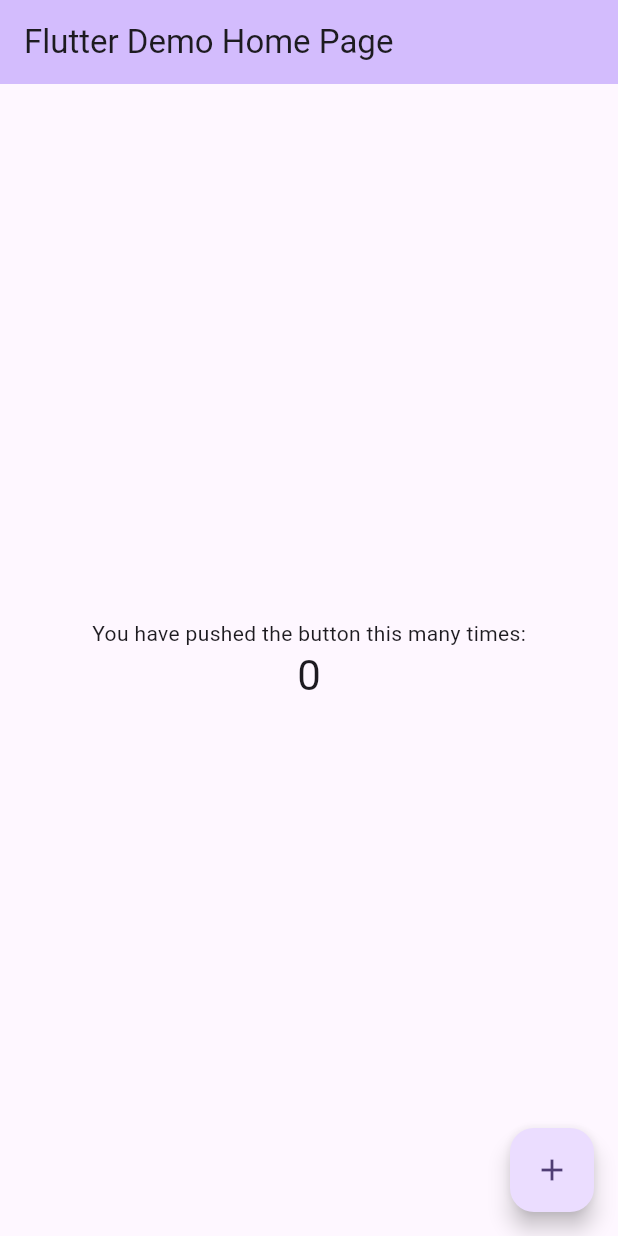
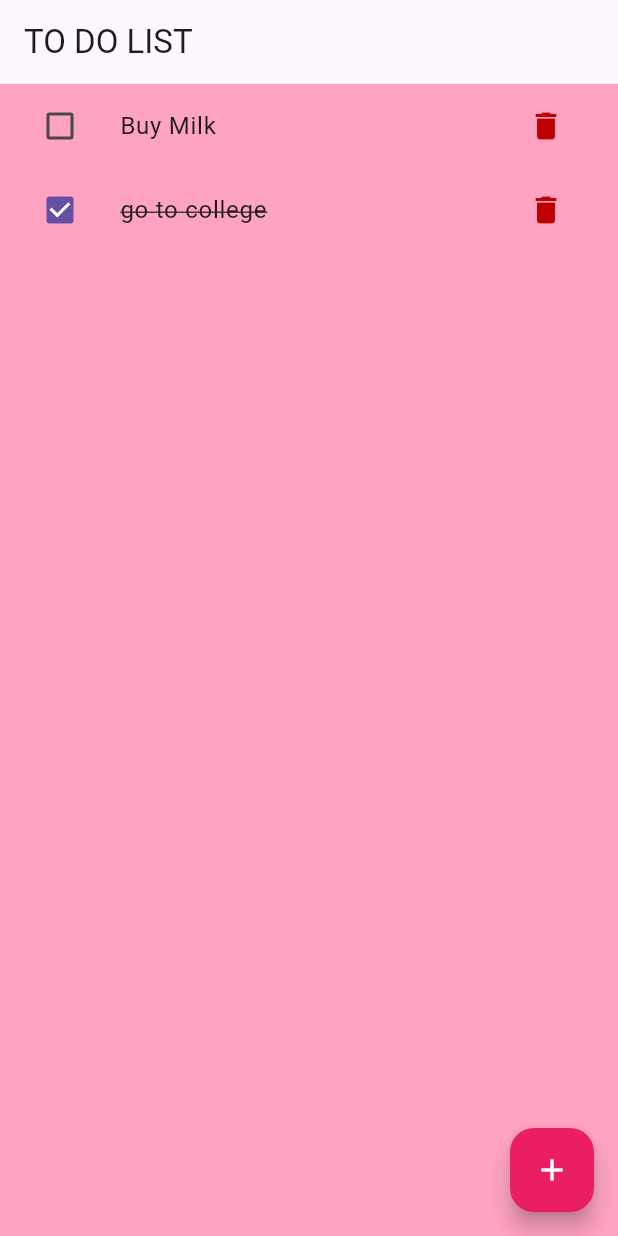
Before and after one commit to mariadenny/To-do-app-flutter, a Flutter app: the screen it shows after launch, on a phone screen of 412 x 824 dp. Run offline on Flutter 3.47's test engine with Material 3 defaults, Android fonts, the phone set to English and light mode, and no system bars.

Commit message:
Day 2-Basic UI and working

```diff
--- a/lib/main.dart
+++ b/lib/main.dart
@@ -1,4 +1,5 @@
 import 'package:flutter/material.dart';
+import 'package:todoapp/screens/home_screen.dart';
 
 void main() {
   runApp(const MyApp());
@@ -11,115 +12,28 @@ class MyApp extends StatelessWidget {
   @override
   Widget build(BuildContext context) {
     return MaterialApp(
-      title: 'Flutter Demo',
+      title: "TO DO APP",
+      debugShowCheckedModeBanner: false,
       theme: ThemeData(
-        // This is the theme of your application.
-        //
-        // TRY THIS: Try running your application with "flutter run". You'll see
-        // the application has a purple toolbar. Then, without quitting the app,
-        // try changing the seedColor in the colorScheme below to Colors.green
-        // and then invoke "hot reload" (save your changes or press the "hot
-        // reload" button in a Flutter-supported IDE, or press "r" if you used
-        // the command line to start the app).
-        //
-        // Notice that the counter didn't reset back to zero; the application
-        // state is not lost during the reload. To reset the state, use hot
-        // restart instead.
-        //
-        // This works for code too, not just values: Most code changes can be
-        // tested with just a hot reload.
-        colorScheme: ColorScheme.fromSeed(seedColor: Colors.deepPurple),
-        useMaterial3: true,
+        primarySwatch: Colors.pink,
+        scaffoldBackgroundColor: const Color.fromARGB(255, 255, 163, 194),
+        textTheme: const TextTheme(
+          headlineLarge: TextStyle(fontSize: 20,fontWeight: FontWeight.bold),
+          headlineMedium: TextStyle(fontSize: 16,fontWeight: FontWeight.bold),
+          headlineSmall: TextStyle(fontSize: 13,fontStyle: FontStyle.normal),
+          bodyLarge: TextStyle(fontSize: 14),
+          bodyMedium: TextStyle(fontSize: 10),
+          bodySmall: TextStyle(fontSize: 8),
+
+        ),
+        floatingActionButtonTheme: FloatingActionButtonThemeData(
+          backgroundColor: Colors.pink,
+          foregroundColor: Colors.white,
+        )
       ),
-      home: const MyHomePage(title: 'Flutter Demo Home Page'),
+      //color: const Color.fromARGB(255, 255, 152, 221),
+      home: HomeScreen(),
+
     );
   }
 }
-
-class MyHomePage extends StatefulWidget {
-  const MyHomePage({super.key, required this.title});
-
-  // This widget is the home page of your application. It is stateful, meaning
-  // that it has a State object (defined below) that contains fields that affect
-  // how it looks.
-
-  // This class is the configuration for the state. It holds the values (in this
-  // case the title) provided by the parent (in this case the App widget) and
-  // used by the build method of the State. Fields in a Widget subclass are
-  // always marked "final".
-
-  final String title;
-
-  @override
-  State<MyHomePage> createState() => _MyHomePageState();
-}
-
-class _MyHomePageState extends State<MyHomePage> {
-  int _counter = 0;
-
-  void _incrementCounter() {
-    setState(() {
-      // This call to setState tells the Flutter framework that something has
-      // changed in this State, which causes it to rerun the build method below
-      // so that the display can reflect the updated values. If we changed
-      // _counter without calling setState(), then the build method would not be
-      // called again, and so nothing would appear to happen.
-      _counter++;
-    });
-  }
-
-  @override
-  Widget build(BuildContext context) {
-    // This method is rerun every time setState is called, for instance as done
-    // by the _incrementCounter method above.
-    //
-    // The Flutter framework has been optimized to make rerunning build methods
-    // fast, so that you can just rebuild anything that needs updating rather
-    // than having to individually change instances of widgets.
-    return Scaffold(
-      appBar: AppBar(
-        // TRY THIS: Try changing the color here to a specific color (to
-        // Colors.amber, perhaps?) and trigger a hot reload to see the AppBar
-        // change color while the other colors stay the same.
-        backgroundColor: Theme.of(context).colorScheme.inversePrimary,
-        // Here we take the value from the MyHomePage object that was created by
-        // the App.build method, and use it to set our appbar title.
-        title: Text(widget.title),
-      ),
-      body: Center(
-        // Center is a layout widget. It takes a single child and positions it
-        // in the middle of the parent.
-        child: Column(
-          // Column is also a layout widget. It takes a list of children and
-          // arranges them vertically. By default, it sizes itself to fit its
-          // children horizontally, and tries to be as tall as its parent.
-          //
-          // Column has various properties to control how it sizes itself and
-          // how it positions its children. Here we use mainAxisAlignment to
-          // center the children vertically; the main axis here is the vertical
-          // axis because Columns are vertical (the cross axis would be
-          // horizontal).
-          //
-          // TRY THIS: Invoke "debug painting" (choose the "Toggle Debug Paint"
-          // action in the IDE, or press "p" in the console), to see the
-          // wireframe for each widget.
-          mainAxisAlignment: MainAxisAlignment.center,
-          children: <Widget>[
-            const Text(
-              'You have pushed the button this many times:',
-            ),
-            Text(
-              '$_counter',
-              style: Theme.of(context).textTheme.headlineMedium,
-            ),
-          ],
-        ),
-      ),
-      floatingActionButton: FloatingActionButton(
-        onPressed: _incrementCounter,
-        tooltip: 'Increment',
-        child: const Icon(Icons.add),
-      ), // This trailing comma makes auto-formatting nicer for build methods.
-    );
-  }
-}
--- /dev/null
+++ b/lib/screens/home_screen.dart
@@ -0,0 +1,95 @@
+import 'package:flutter/material.dart';
+import 'package:todoapp/widgets/task_tile.dart';
+
+class HomeScreen extends StatefulWidget {
+  const HomeScreen({super.key});
+
+  @override
+  State<HomeScreen> createState() => _HomeScreenState();
+}
+
+class _HomeScreenState extends State<HomeScreen> {
+  List<Map<String, dynamic>> taskList = [
+    {'name': 'Buy Milk', 'isDone': false},
+    {'name':"go to college","isDone":true}
+  ];
+
+  void toggleTask(int index, bool? value) {
+    setState(() {
+      taskList[index]['isDone'] = value!;
+    });
+  }
+
+  void deleteTask(int index) {
+    setState(() {
+      taskList.removeAt(index);
+    });
+  }
+
+  void addTaskDialog() {
+  String newTaskName = "";
+
+  showDialog(
+    context: context,
+    builder: (context) {
+      return AlertDialog(
+        title: Text("Add a Task"),
+        content: TextField(
+          autofocus: true,
+          decoration: InputDecoration(hintText: "Enter task name"),
+          onChanged: (value) {
+            newTaskName = value;
+          },
+        ),
+        actions: [
+          TextButton(
+            onPressed: () {
+              Navigator.of(context).pop(); // Close dialog
+            },
+            child: Text("Cancel"),
+          ),
+          TextButton(
+            onPressed: () {
+              if (newTaskName.trim().isNotEmpty) {
+                setState(() {
+                  taskList.add({
+                    'name': newTaskName,
+                    'isDone': false,
+                  });
+                });
+              }
+              Navigator.of(context).pop(); // Close dialog
+            },
+            child: Text("Add"),
+          ),
+        ],
+      );
+    },
+  );
+}
+
+
+  @override
+  Widget build(BuildContext context) {
+    return Scaffold(
+      appBar: AppBar(title: Text("TO DO LIST")),
+      body: ListView.builder(
+        itemCount: taskList.length,
+        itemBuilder: (context, index) {
+          return TaskTile(
+            taskName: taskList[index]['name'],
+            isDone: taskList[index]['isDone'],
+            onChanged: (value) => toggleTask(index, value),
+            onDelete: () => deleteTask(index),
+          );
+        },
+      ),
+      floatingActionButton: FloatingActionButton(
+        onPressed: () {
+          addTaskDialog();
+        },
+        child: Icon(Icons.add),
+      ),
+    );
+  }
+}
--- /dev/null
+++ b/lib/widgets/task_tile.dart
@@ -0,0 +1,37 @@
+import 'package:flutter/material.dart';
+
+class TaskTile extends StatelessWidget{
+  final String taskName;
+  final bool isDone;
+  final Function(bool?) onChanged;
+  final VoidCallback onDelete;
+
+  const TaskTile({
+    super.key,
+    required this.taskName,
+    required this.isDone,
+    required this.onChanged,
+    required this.onDelete
+  });
+
+  @override
+  Widget build(BuildContext context) {
+    return ListTile(
+      leading: Checkbox(
+        value: isDone,
+        onChanged: onChanged,
+        activeColor: Theme.of(context).primaryColor,),
+      title: Text(
+        taskName,
+        style: TextStyle(
+          fontSize: 16,
+          decoration: isDone? TextDecoration.lineThrough : null,
+        ),
+      ),
+      trailing: IconButton(
+        onPressed: onDelete,
+        icon: Icon(Icons.delete,color:const Color.fromARGB(255, 191, 0, 0))),
+    );
+
+  }
+}
```
Also changed, not shown: 1 other file.
